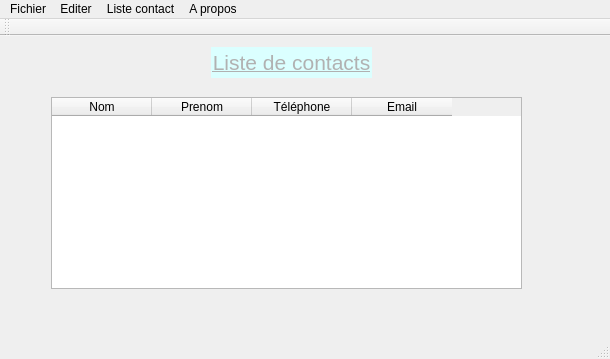
The window that contact/mainwindow.ui (watmeto/ContactManager) describes before a commit, drawn with Qt 5.
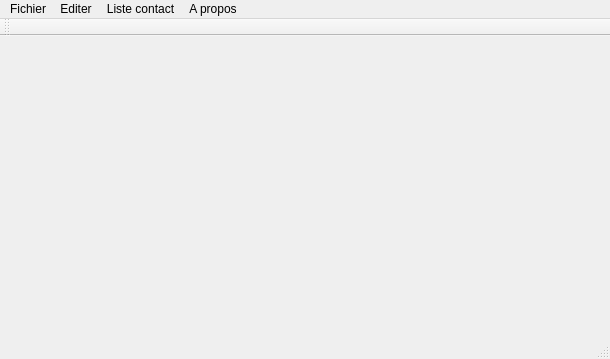
The same window after the commit. Icons and pictures are not drawn.

```diff
--- a/contact/mainwindow.ui
+++ b/contact/mainwindow.ui
@@ -22,8 +22,9 @@
     <item>
      <widget class="QStackedWidget" name="stackedWidget">
       <property name="currentIndex">
-       <number>2</number>
+       <number>0</number>
       </property>
+      <widget class="QWidget" name="page_8"/>
       <widget class="QWidget" name="page">
        <widget class="QWidget" name="layoutWidget">
         <property name="geometry">
```
